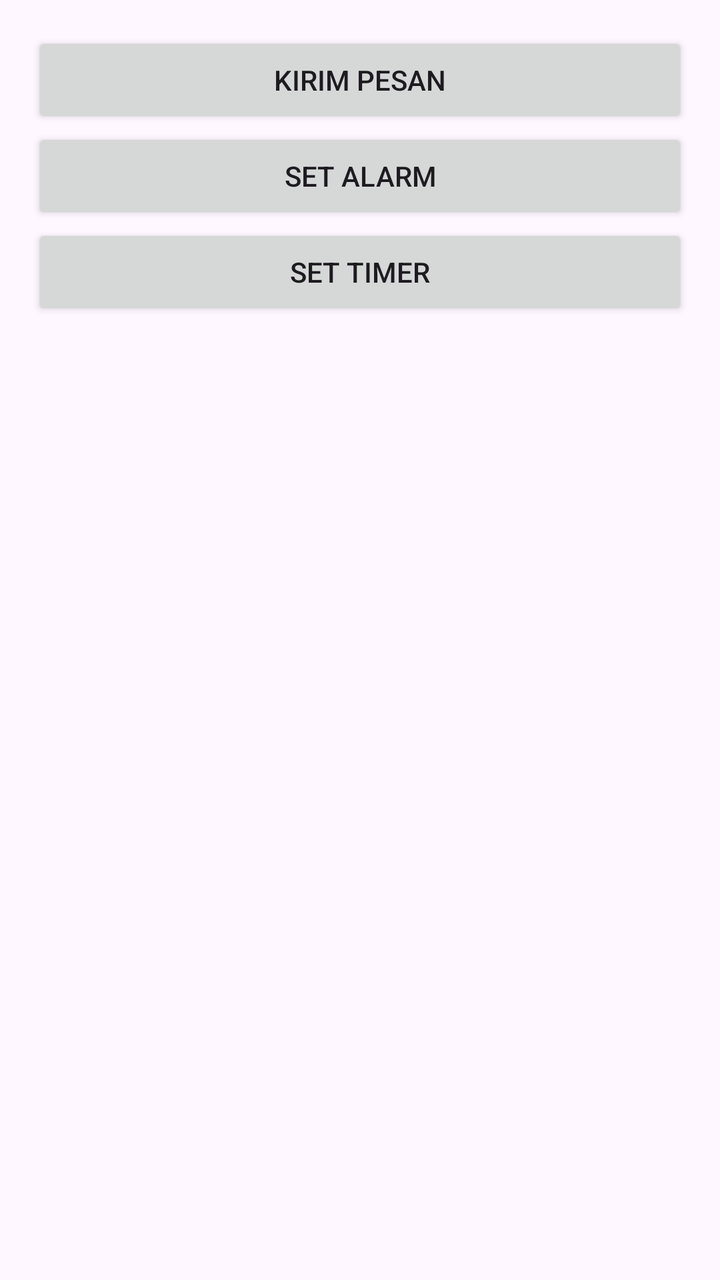
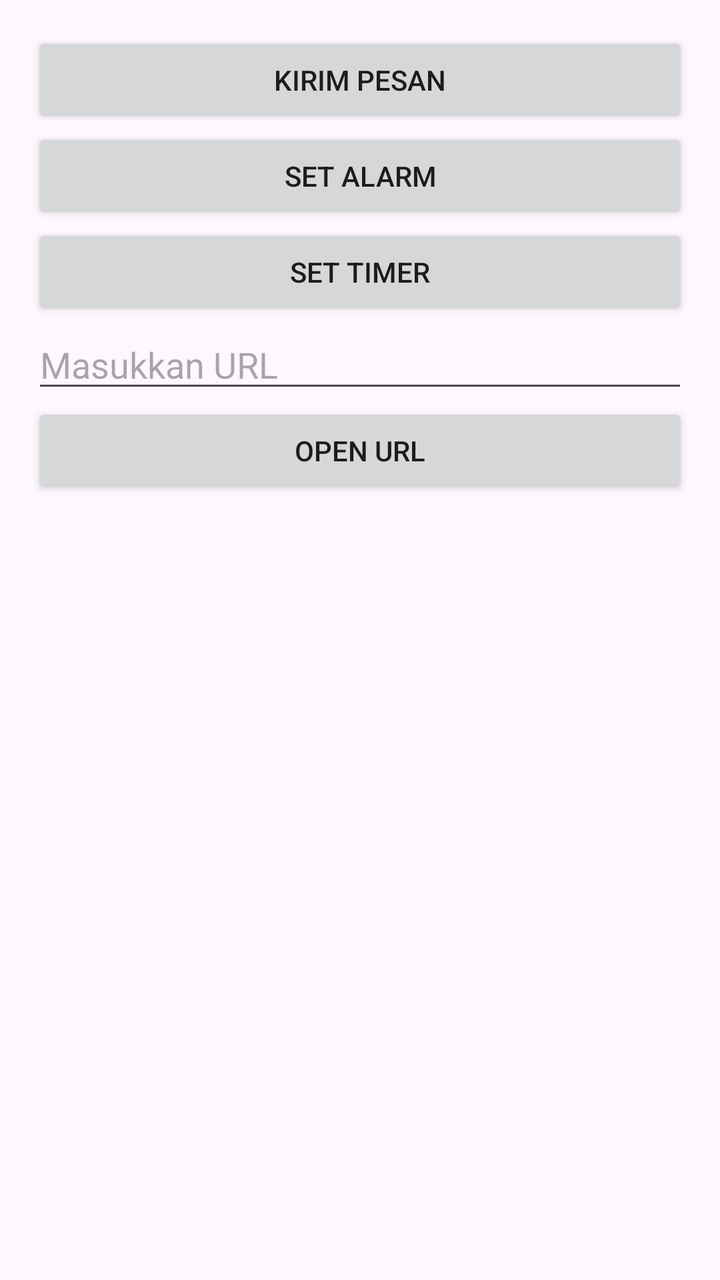

Compare the two renders of this Android layout. The source of the first and the diff that turns it into the second are given below.
<!-- AndroidManifest.xml: application theme Theme.ExploreIntentImplisit -->
<!-- res/layout/activity_main.xml -->
<?xml version="1.0" encoding="utf-8"?>
<LinearLayout xmlns:android="http://schemas.android.com/apk/res/android"
    android:id="@+id/main"
    android:layout_width="match_parent"
    android:layout_height="match_parent"
    android:orientation="vertical"
    android:padding="16dp">

    <Button
        android:id="@+id/btnKirimPesan"
        android:layout_width="match_parent"
        android:layout_height="wrap_content"
        android:text="Kirim Pesan"/>

    <Button
        android:id="@+id/btnSetAlarm"
        android:layout_width="match_parent"
        android:layout_height="wrap_content"
        android:text="Set Alarm" />

    <Button
        android:layout_width="match_parent"
        android:layout_height="wrap_content"
        android:id="@+id/btnSetTimer"
        android:text="Set Timer" />

</LinearLayout>
<!-- resources referenced by this layout -->
<resources>
  <style name="Theme.ExploreIntentImplisit" parent="Base.Theme.ExploreIntentImplisit" />
  <style name="Base.Theme.ExploreIntentImplisit" parent="Theme.Material3.DayNight.NoActionBar">
          
          
      </style>
</resources>

<!-- the commit's change to res/layout/activity_main.xml (unified diff, before → after) -->
@@ -24,4 +24,16 @@
         android:id="@+id/btnSetTimer"
         android:text="Set Timer" />
 
+    <EditText
+        android:id="@+id/etURL"
+        android:layout_width="match_parent"
+        android:layout_height="wrap_content"
+        android:hint="Masukkan URL" />
+
+    <Button
+        android:id="@+id/btnOpenURL"
+        android:layout_width="match_parent"
+        android:layout_height="wrap_content"
+        android:text="Open URL" />
+
 </LinearLayout>
